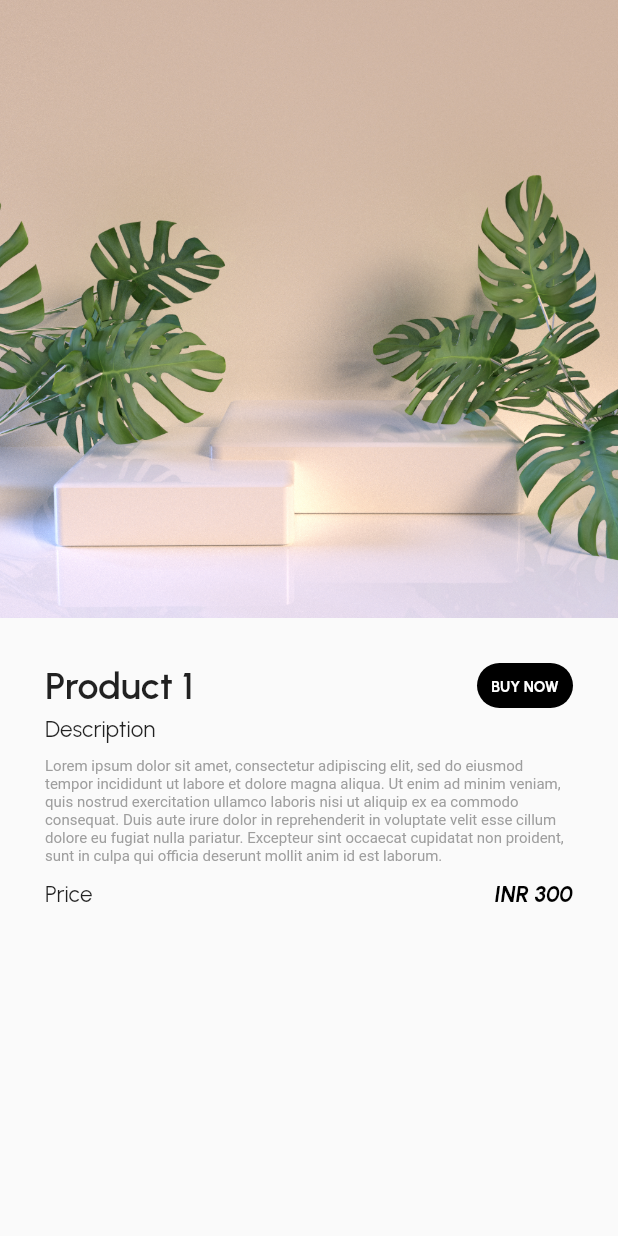
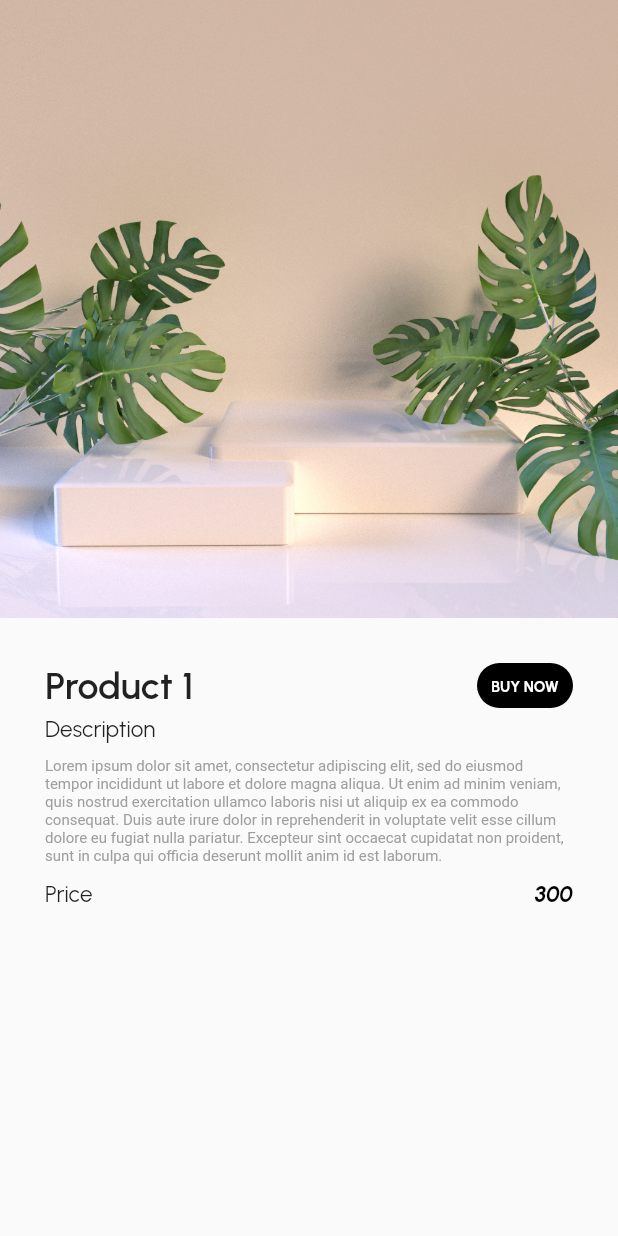
Before and after one commit to Indusian-Assist/hanuven, a Flutter app: the HomeScreen screen opened by its route, after a tap on "Product 1", on a phone screen of 412 x 824 dp. Run offline on Flutter 3.47's test engine with Material 2 defaults, Android fonts, the light colour scheme and no system bars; our stand-ins replace carousel_slider, dots_indicator, google_fonts, lottie, qr_flutter; missing offline and left inert: mobile_scanner; project files that could hold a hidden picture were left out.

Commit message:
product section update and success animation

```diff
--- a/lib/Screens/Home/components/body.dart
+++ b/lib/Screens/Home/components/body.dart
@@ -24,7 +24,7 @@ class Body extends StatelessWidget {
             Container(
               height: 125,
               child: Lottie.asset(
-                'lib/utils/Components/animations/scanqr1.json',
+                'assets/animations/scanqr1.json',
                 fit: BoxFit.cover,
                 reverse: true,
                 repeat: true,
@@ -87,26 +87,54 @@ class Body extends StatelessWidget {
               ),
             ),
             // Products
-            SingleChildScrollView(
-              scrollDirection: Axis.horizontal,
-              child: Row(
-                children: [
-                  OpenContainer(
+            Row(
+              mainAxisAlignment: MainAxisAlignment.center,
+              children: [
+                Padding(
+                  padding: const EdgeInsets.all(8.0),
+                  child: OpenContainer(
+                    middleColor: Colors.orange,
+                    openColor: Colors.transparent,
+                    closedShape: RoundedRectangleBorder(
+                      borderRadius: BorderRadius.all(
+                        Radius.circular(30.0),
+                      ),
+                    ),
                     transitionType: _containerTransitionType,
                     transitionDuration: Duration(milliseconds: 700),
                     closedBuilder: (context, _) => Components.customProductCard(
                         kProduct1Url, 'Product 1', 'INR 300'),
-                    openBuilder: (context, _) => ProductScreen(),
+                    openBuilder: (context, _) => ProductScreen(
+                      pimage: kProduct1Url,
+                      title: 'Product 1',
+                      desc:
+                          'Lorem ipsum dolor sit amet, consectetur adipiscing elit, sed do eiusmod tempor incididunt ut labore et dolore magna aliqua. Ut enim ad minim veniam, quis nostrud exercitation ullamco laboris nisi ut aliquip ex ea commodo consequat. Duis aute irure dolor in reprehenderit in voluptate velit esse cillum dolore eu fugiat nulla pariatur. Excepteur sint occaecat cupidatat non proident, sunt in culpa qui officia deserunt mollit anim id est laborum.',
+                      price: '300',
+                    ),
                   ),
-                  OpenContainer(
+                ),
+                Padding(
+                  padding: const EdgeInsets.all(8.0),
+                  child: OpenContainer(
+                    closedShape: RoundedRectangleBorder(
+                      borderRadius: BorderRadius.all(
+                        Radius.circular(30.0),
+                      ),
+                    ),
                     transitionType: _containerTransitionType,
                     transitionDuration: Duration(milliseconds: 700),
                     closedBuilder: (context, _) => Components.customProductCard(
                         kProduct2Url, 'Product 2', 'INR 500'),
-                    openBuilder: (context, _) => ProductScreen(),
+                    openBuilder: (context, _) => ProductScreen(
+                      pimage: kProduct2Url,
+                      title: 'Product 2',
+                      desc:
+                          'Lorem ipsum dolor sit amet, consectetur adipiscing elit, sed do eiusmod tempor incididunt ut labore et dolore magna aliqua. Ut enim ad minim veniam, quis nostrud exercitation ullamco laboris nisi ut aliquip ex ea commodo consequat. Duis aute irure dolor in reprehenderit in voluptate velit esse cillum dolore eu fugiat nulla pariatur. Excepteur sint occaecat cupidatat non proident, sunt in culpa qui officia deserunt mollit anim id est laborum.',
+                      price: '500',
+                    ),
                   ),
-                ],
-              ),
+                ),
+              ],
             )
           ],
         ),
--- a/lib/Screens/Home/components/components.dart
+++ b/lib/Screens/Home/components/components.dart
@@ -54,9 +54,9 @@ class Components {
   static Container customProductCard(
       String imageUrl, String headertxt, String price) {
     return Container(
-      height: 300,
-      width: 200,
-      margin: const EdgeInsets.all(3.0),
+      height: 280,
+      width: 180,
+      //margin: const EdgeInsets.all(3.0),
       padding: const EdgeInsets.all(8.0),
       decoration: BoxDecoration(
           border: Border.all(width: 0),
@@ -64,7 +64,7 @@ class Components {
           color: Colors.black,
           boxShadow: const [
             BoxShadow(
-              blurRadius: 25,
+              blurRadius: 15,
               spreadRadius: 10,
               color: Color.fromARGB(31, 178, 173, 173),
             ),
@@ -78,8 +78,8 @@ class Components {
             Padding(
               padding: EdgeInsets.symmetric(vertical: 5.0),
               child: Container(
-                height: 180,
-                width: 180,
+                height: 160,
+                width: 160,
                 child: ClipRRect(
                   borderRadius: BorderRadius.circular(25),
                   child: Image(
--- a/lib/Screens/Product/components/body.dart
+++ b/lib/Screens/Product/components/body.dart
@@ -1,11 +1,17 @@
 import 'package:flutter/material.dart';
 import 'package:google_fonts/google_fonts.dart';
-import 'package:hanuven/utils/constants/images_icons.dart';
-
 import '../../../utils/constants/color.dart';
 
 class Body extends StatelessWidget {
+  final String pimage;
+  final String title;
+  final String desc;
+  final String price;
   const Body({
+    required this.pimage,
+    required this.title,
+    required this.desc,
+    required this.price,
     super.key,
   });
 
@@ -20,7 +26,7 @@ class Body extends StatelessWidget {
           Container(
             height: size.height * 0.5,
             child: Image.asset(
-              kProduct1Url,
+              pimage,
               fit: BoxFit.fill,
             ),
           ),
@@ -34,7 +40,7 @@ class Body extends StatelessWidget {
                     mainAxisAlignment: MainAxisAlignment.spaceBetween,
                     children: [
                       Text(
-                        'Product 1',
+                        title,
                         style: GoogleFonts.urbanist(
                             fontSize: 25, fontWeight: FontWeight.w600),
                       ),
@@ -67,7 +73,7 @@ class Body extends StatelessWidget {
                 Padding(
                   padding: EdgeInsets.symmetric(vertical: 5),
                   child: Text(
-                    'Lorem ipsum dolor sit amet, consectetur adipiscing elit, sed do eiusmod tempor incididunt ut labore et dolore magna aliqua. Ut enim ad minim veniam, quis nostrud exercitation ullamco laboris nisi ut aliquip ex ea commodo consequat. Duis aute irure dolor in reprehenderit in voluptate velit esse cillum dolore eu fugiat nulla pariatur. Excepteur sint occaecat cupidatat non proident, sunt in culpa qui officia deserunt mollit anim id est laborum.',
+                    desc,
                     style: const TextStyle(
                       overflow: TextOverflow.visible,
                       fontSize: 10,
@@ -85,7 +91,7 @@ class Body extends StatelessWidget {
                         style: GoogleFonts.urbanist(fontSize: 15),
                       ),
                       Text(
-                        'INR 300',
+                        price,
                         style: GoogleFonts.urbanist(
                           fontStyle: FontStyle.italic,
                           fontSize: 15,
--- a/lib/Screens/Product/product.dart
+++ b/lib/Screens/Product/product.dart
@@ -1,21 +1,23 @@
 import 'package:flutter/material.dart';
-
-import '../Home/components/components.dart';
 import 'components/body.dart';
 
-class ProductScreen extends StatefulWidget {
-  const ProductScreen({super.key});
+class ProductScreen extends StatelessWidget {
+  final String pimage;
+  final String title;
+  final String desc;
+  final String price;
+  const ProductScreen(
+      {super.key,
+      required this.price,
+      required this.pimage,
+      required this.title,
+      required this.desc});
 
-  @override
-  State<ProductScreen> createState() => _ProductScreenState();
-}
-
-class _ProductScreenState extends State<ProductScreen> {
   @override
   Widget build(BuildContext context) {
     return Scaffold(
       //appBar: Components.customPreferredSize(),
-      body: Body(),
+      body: Body(pimage: pimage, title: title, desc: desc, price: price),
     );
   }
 }
--- a/lib/Screens/Scanner/components/qr_scan.dart
+++ b/lib/Screens/Scanner/components/qr_scan.dart
@@ -144,7 +144,7 @@ class _QRScannerState extends State<QRScanner> with TickerProviderStateMixin {
                           debugPrint('Barcode found! ${barcode.rawValue}');
                         }
                         _isScanComplete = true;
-                        Navigator.push(
+                        Navigator.pushReplacement(
                           context,
                           CustomPageRoute(
                               child: ResultScreen(
--- a/lib/Screens/Scanner/components/scan_result.dart
+++ b/lib/Screens/Scanner/components/scan_result.dart
@@ -23,11 +23,12 @@ class ResultScreen extends StatelessWidget {
         leading: IconButton(
           onPressed: () {
             closeScreen();
-            Navigator.pop(context);
+            // Navigator.pop(context);
+            Navigator.pushReplacementNamed(context, '/home');
           },
           icon: Icon(
             Icons.arrow_back_ios_new_rounded,
-            color: Colors.black,
+            color: Colors.white,
           ),
         ),
         title: Text(
@@ -92,21 +93,8 @@ class ResultScreen extends StatelessWidget {
                   ),
                   onPressed: () {
                     Clipboard.setData(ClipboardData(text: code));
-                    showDialog<String>(
-                      context: context,
-                      builder: (BuildContext context) => AlertDialog(
-                        title: const Text('Copied to clipboard'),
-                        content: const Text('it`s copied to clipboard'),
-                        actions: <Widget>[
-                          TextButton(
-                            onPressed: () {
-                              Navigator.pop(context, 'OK');
-                            },
-                            child: const Text('OK'),
-                          ),
-                        ],
-                      ),
-                    );
+                    Navigator.pushReplacementNamed(context, '/success');
+                    // buildCustomDialog(context);
                   },
                   child: Text(
                     'Copy to clipboard',
@@ -119,4 +107,20 @@ class ResultScreen extends StatelessWidget {
       ),
     );
   }
+
+  Future<String?> buildCustomDialog(BuildContext context) {
+    return showDialog<String>(
+      context: context,
+      builder: (BuildContext context) => AlertDialog(
+        title: const Text('Copied to clipboard'),
+        content: const Text('it`s copied to clipboard'),
+        actions: <Widget>[
+          TextButton(
+            onPressed: () {},
+            child: const Text('OK'),
+          ),
+        ],
+      ),
+    );
+  }
 }
--- a/lib/routes/routes.dart
+++ b/lib/routes/routes.dart
@@ -4,6 +4,7 @@ import 'package:hanuven/Screens/Home/home_screen.dart';
 import 'package:hanuven/Screens/loginScreen/login_screen.dart';
 import '../Screens/Scanner/components/qr_scan.dart';
 import '../Screens/Scanner/components/scan_result.dart';
+import '../utils/Components/animations/success.dart';
 import '../utils/Components/custom_page_route.dart';
 import '../Screens/Splash/splash_screen.dart';
 
@@ -46,5 +47,10 @@ onGenerateRoute(RouteSettings settings) {
           child: ResultScreen(closeScreen: () {  }, code: ''),
           settings: settings,
           direction: AxisDirection.up);
+    case '/success':
+      return CustomPageRoute(
+        child: SuccessScreen(),
+        settings: settings,
+        direction: AxisDirection.up);
   }
 }
--- a/lib/utils/Components/animations/success.dart
+++ b/lib/utils/Components/animations/success.dart
@@ -12,15 +12,15 @@ class _SuccessScreenState extends State<SuccessScreen> {
   @override
   void initState() {
     super.initState();
-    Future.delayed(const Duration(milliseconds: 3500), () {
-      Navigator.pushReplacementNamed(context, '/display');
+    Future.delayed(const Duration(milliseconds: 3000), () {
+      Navigator.pushReplacementNamed(context, '/home');
     });
   }
   @override
   Widget build(BuildContext context) {
     return Scaffold(
       body: Center(
-        child: Lottie.network('https://lottie.host/6379ef11-beef-484f-b110-c7be3baeae46/CnJ0HofNaJ.json'),
+        child: Lottie.asset('assets/animations/success.json'),
         ),
       );
   }
--- a/pubspec.yaml
+++ b/pubspec.yaml
@@ -77,7 +77,7 @@ flutter:
   assets:
     - assets/icons/
     - assets/images/
-    - lib/utils/Components/animations/
+    - assets/animations/
   #   - images/a_dot_ham.jpeg
 
   # An image asset can refer to one or more resolution-specific "variants", see
```
Also changed, not shown: assets/animations/success.json (added, +1 -0 lines), assets/animations/scanqr1.json (renamed from lib/utils/Components/animations/scanqr1.json).
